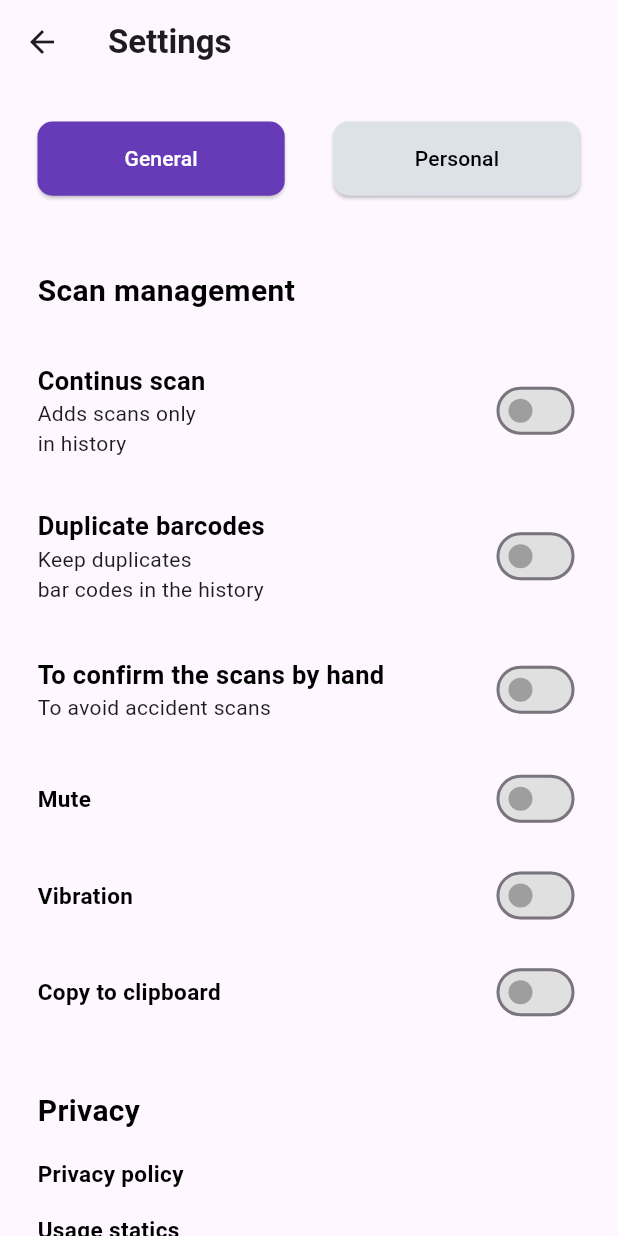
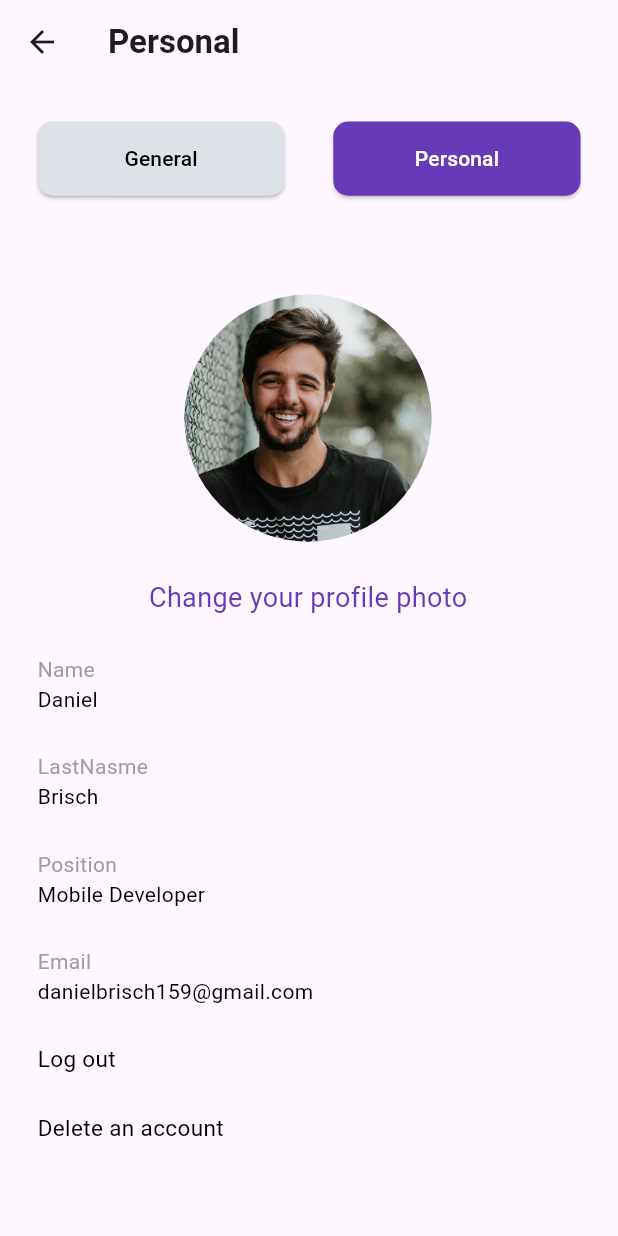
Before and after one commit to DanielBrisch/QRcode, a Flutter app: the SettingsPage screen opened by its route, after a tap on "Personal", on a phone screen of 412 x 824 dp. Run offline on Flutter 3.47's test engine with Material 3 defaults, Android fonts, the phone set to English and light mode, and no system bars; our stand-ins replace qr_flutter, sqflite; missing offline and left inert: qr_code_scanner; accounts and stored records are empty.

Commit message:
screen personal and help front end finish

```diff
--- a/lib/main.dart
+++ b/lib/main.dart
@@ -2,7 +2,9 @@ import 'package:flutter/material.dart';
 import 'package:qrcode/create/createPage.dart';
 import 'package:qrcode/history/historyPage.dart';
 import 'package:qrcode/home/homePage.dart';
+import 'package:qrcode/info/info.dart';
 import 'package:qrcode/loadingApp/loadingApp.dart';
+import 'package:qrcode/profile/profilePage.dart';
 import 'package:qrcode/scan/scanPage.dart';
 import 'package:qrcode/send/sendPage.dart';
 import 'package:qrcode/settings/settingsPage.dart';
@@ -16,6 +18,8 @@ void main() {
       '/scan': (context) => const ScanPage(),
       '/send': (context) => const SendPage(),
       '/settings': (context) => const SettingsPage(),
+      '/profile': (context) => const ProfilePage(),
+      '/info': (context) => const InfoPage(),
     },
     home: const LoginAppPage(),
     debugShowCheckedModeBanner: false,
--- /dev/null
+++ b/lib/profile/profilePage.dart
@@ -0,0 +1,203 @@
+import 'package:flutter/material.dart';
+import 'package:flutter/services.dart';
+import 'package:qrcode/service/qrCodeService.dart';
+
+class ProfilePage extends StatefulWidget {
+  const ProfilePage({super.key});
+
+  @override
+  State<ProfilePage> createState() => _ProfilePage();
+}
+
+class _ProfilePage extends State<ProfilePage> {
+  @override
+  Widget build(BuildContext context) {
+    Size size = MediaQuery.of(context).size;
+
+    SystemChrome.setSystemUIOverlayStyle(const SystemUiOverlayStyle(
+      statusBarColor: Colors.transparent,
+    ));
+
+    return Scaffold(
+        appBar: AppBar(
+          title: const Text(
+            'Personal',
+            style: TextStyle(fontWeight: FontWeight.bold),
+          ),
+        ),
+        body: SingleChildScrollView(
+            padding: const EdgeInsets.all(25),
+            child:
+                Column(crossAxisAlignment: CrossAxisAlignment.start, children: [
+              Row(
+                mainAxisAlignment: MainAxisAlignment.spaceBetween,
+                children: [
+                  SizedBox(
+                    width: size.width * 0.4,
+                    height: size.height * 0.060,
+                    child: ElevatedButton(
+                      style: ElevatedButton.styleFrom(
+                        backgroundColor: QRService.pageSelected
+                            ? Colors.deepPurple
+                            : const Color.fromRGBO(220, 226, 232, 1.0),
+                        shape: RoundedRectangleBorder(
+                          borderRadius: BorderRadius.circular(10),
+                        ),
+                      ),
+                      onPressed: () {
+                        if (ModalRoute.of(context)!.settings.name !=
+                            '/settings') {
+                          Navigator.of(context).pop();
+                          Navigator.pushNamed(context, '/settings');
+                          setState(() {
+                            QRService.pageSelected = true;
+                          });
+                        }
+                      },
+                      child: Text(
+                        'General',
+                        style: TextStyle(
+                          color: QRService.pageSelected
+                              ? Colors.white
+                              : Colors.black,
+                        ),
+                      ),
+                    ),
+                  ),
+                  SizedBox(
+                    width: size.width * 0.4,
+                    height: size.height * 0.060,
+                    child: ElevatedButton(
+                      style: ElevatedButton.styleFrom(
+                        backgroundColor: !QRService.pageSelected
+                            ? Colors.deepPurple
+                            : const Color.fromRGBO(220, 226, 232, 1.0),
+                        shape: RoundedRectangleBorder(
+                          borderRadius: BorderRadius.circular(10),
+                        ),
+                      ),
+                      onPressed: () {
+                        if (ModalRoute.of(context)!.settings.name !=
+                            '/profile') {
+                          Navigator.of(context).pop();
+                          Navigator.pushNamed(context, '/profile');
+                          setState(() {
+                            QRService.pageSelected = false;
+                          });
+                        }
+                      },
+                      child: Text(
+                        'Personal',
+                        style: TextStyle(
+                          color: !QRService.pageSelected
+                              ? Colors.white
+                              : Colors.black,
+                        ),
+                      ),
+                    ),
+                  ),
+                ],
+              ),
+              SizedBox(height: size.height * 0.080),
+              Padding(
+                padding: EdgeInsets.only(
+                    right: size.width * 0.180, left: size.width * 0.180),
+                child: Column(
+                  children: [
+                    SizedBox(
+                      width: size.width * 0.5,
+                      height: size.height * 0.2,
+                      child: const CircleAvatar(
+                        radius: 35,
+                        backgroundImage:
+                            AssetImage('lib/assets/img/happyguy.png'),
+                      ),
+                    ),
+                    SizedBox(height: size.height * 0.030),
+                    const Text(
+                      'Change your profile photo',
+                      style: TextStyle(
+                        color: Colors.deepPurple,
+                        fontSize: 18,
+                      ),
+                    ),
+                  ],
+                ),
+              ),
+              SizedBox(height: size.height * 0.030),
+              Column(
+                crossAxisAlignment: CrossAxisAlignment.start,
+                mainAxisAlignment: MainAxisAlignment.start,
+                children: [
+                  const Text(
+                    'Name',
+                    style: TextStyle(
+                      color: Colors.grey,
+                    ),
+                  ),
+                  const Text(
+                    'Daniel',
+                    style: TextStyle(
+                      color: Colors.black,
+                    ),
+                  ),
+                  SizedBox(height: size.height * 0.030),
+                  const Text(
+                    'LastNasme',
+                    style: TextStyle(
+                      color: Colors.grey,
+                    ),
+                  ),
+                  const Text(
+                    'Brisch',
+                    style: TextStyle(
+                      color: Colors.black,
+                    ),
+                  ),
+                  SizedBox(height: size.height * 0.030),
+                  const Text(
+                    'Position',
+                    style: TextStyle(
+                      color: Colors.grey,
+                    ),
+                  ),
+                  const Text(
+                    'Mobile Developer',
+                    style: TextStyle(
+                      color: Colors.black,
+                    ),
+                  ),
+                  SizedBox(height: size.height * 0.030),
+                  const Text(
+                    'Email',
+                    style: TextStyle(
+                      color: Colors.grey,
+                    ),
+                  ),
+                  const Text(
+                    'danielbrisch159@gmail.com',
+                    style: TextStyle(
+                      color: Colors.black,
+                    ),
+                  ),
+                  SizedBox(height: size.height * 0.030),
+                  const Text(
+                    'Log out',
+                    style: TextStyle(
+                      fontSize: 15,
+                      color: Colors.black,
+                    ),
+                  ),
+                  SizedBox(height: size.height * 0.030),
+                  const Text(
+                    'Delete an account',
+                    style: TextStyle(
+                      fontSize: 15,
+                      color: Colors.black,
+                    ),
+                  ),
+                ],
+              )
+            ])));
+  }
+}
--- a/lib/service/qrCodeService.dart
+++ b/lib/service/qrCodeService.dart
@@ -6,6 +6,8 @@ class QRService {
   static bool historySelected = false;
   static bool printSelected = false;
   static bool sendSelected = false;
+
+  static bool pageSelected = false;
 
   static String type = 'QR-Code';
   static String element = 'Dixi';
--- a/lib/settings/settingsPage.dart
+++ b/lib/settings/settingsPage.dart
@@ -1,5 +1,6 @@
 import 'package:flutter/material.dart';
 import 'package:flutter/services.dart';
+import 'package:qrcode/service/qrCodeService.dart';
 
 class SettingsPage extends StatefulWidget {
   const SettingsPage({super.key});
@@ -49,15 +50,30 @@ class _SettingsPage extends State<SettingsPage> {
                       height: size.height * 0.060,
                       child: ElevatedButton(
                         style: ElevatedButton.styleFrom(
-                          backgroundColor: Colors.deepPurple,
+                          backgroundColor: QRService.pageSelected
+                              ? Colors.deepPurple
+                              : const Color.fromRGBO(220, 226, 232, 1.0),
                           shape: RoundedRectangleBorder(
                             borderRadius: BorderRadius.circular(10),
                           ),
                         ),
-                        onPressed: () {},
-                        child: const Text(
+                        onPressed: () {
+                          if (ModalRoute.of(context)!.settings.name !=
+                              '/settings') {
+                            Navigator.of(context).pop();
+                            Navigator.pushNamed(context, '/settings');
+                            setState(() {
+                              QRService.pageSelected = true;
+                            });
+                          }
+                        },
+                        child: Text(
                           'General',
-                          style: TextStyle(color: Colors.white),
+                          style: TextStyle(
+                            color: QRService.pageSelected
+                                ? Colors.white
+                                : Colors.black,
+                          ),
                         ),
                       ),
                     ),
@@ -66,16 +82,30 @@ class _SettingsPage extends State<SettingsPage> {
                       height: size.height * 0.060,
                       child: ElevatedButton(
                         style: ElevatedButton.styleFrom(
-                          backgroundColor:
-                              const Color.fromRGBO(220, 226, 232, 1.0),
+                          backgroundColor: !QRService.pageSelected
+                              ? Colors.deepPurple
+                              : const Color.fromRGBO(220, 226, 232, 1.0),
                           shape: RoundedRectangleBorder(
                             borderRadius: BorderRadius.circular(10),
                           ),
                         ),
-                        onPressed: () {},
-                        child: const Text(
+                        onPressed: () {
+                          if (ModalRoute.of(context)!.settings.name !=
+                              '/profile') {
+                            Navigator.of(context).pop();
+                            Navigator.pushNamed(context, '/profile');
+                            setState(() {
+                              QRService.pageSelected = false;
+                            });
+                          }
+                        },
+                        child: Text(
                           'Personal',
-                          style: TextStyle(color: Colors.black),
+                          style: TextStyle(
+                            color: !QRService.pageSelected
+                                ? Colors.white
+                                : Colors.black,
+                          ),
                         ),
                       ),
                     ),
```
Also changed, not shown: lib/home/homePage.dart (+25 -10 lines), lib/info/info.dart (+138 -0 lines).
